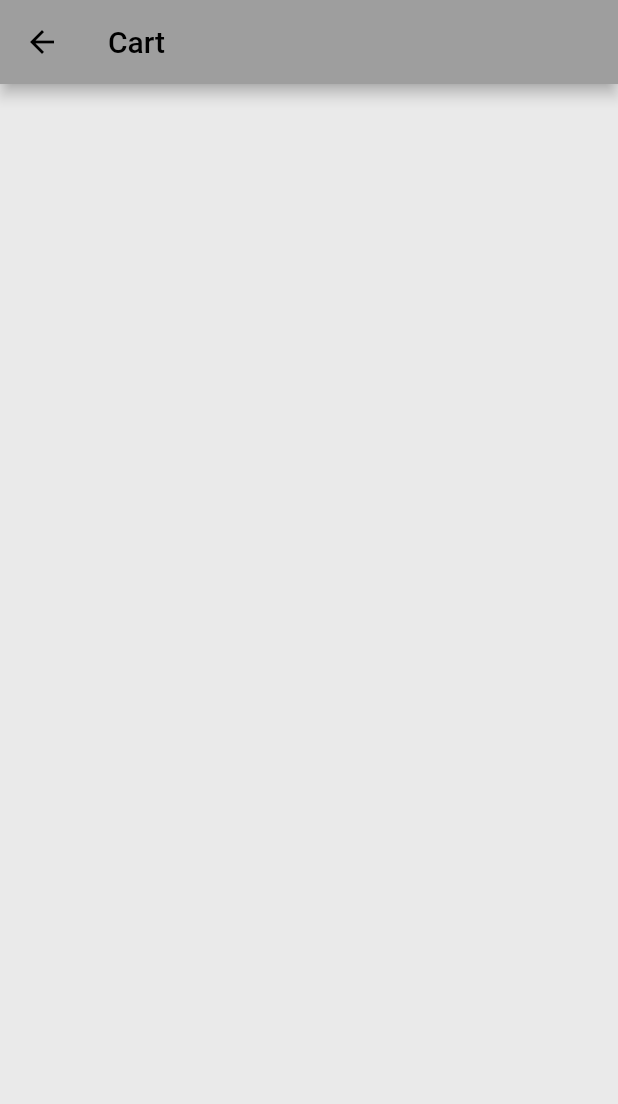
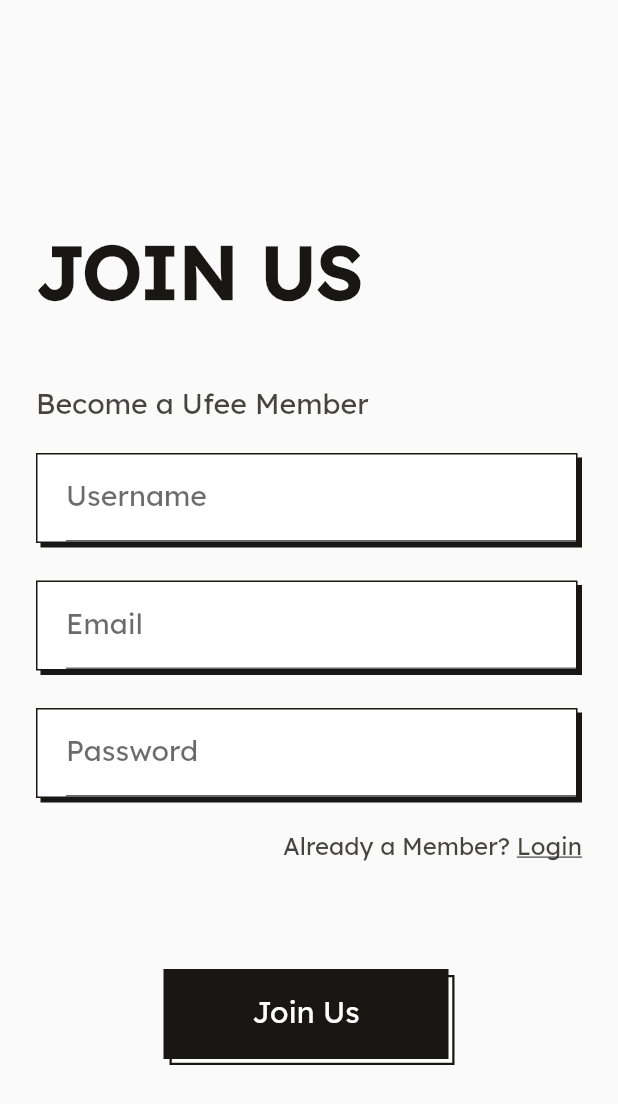
Before and after one commit to eicheich/pas_bisnis_2022, a Flutter app: the screen it shows after launch, after a tap on "Join Us", on a phone screen of 412 x 824 dp. Shown: the top 1104 px of the screen. Run offline on Flutter 3.47's test engine with Material 2 defaults, Android fonts, the phone set to English and light mode, and no system bars; our stand-ins replace animated_splash_screen, firebase_auth, firebase_core, flutter_local_notifications, page_transition and 2 more; missing offline and left inert: dart:ffi; accounts and stored records are empty.

Commit message:
Feat [HK] register_page_UI

```diff
--- a/lib/view/Login.dart
+++ b/lib/view/Login.dart
@@ -6,6 +6,7 @@ import 'package:firebase_core/firebase_core.dart';
 import 'package:pas_bisnis_2022/shared/Share.dart';
 import 'package:pas_bisnis_2022/view/Cart.dart';
 import 'package:pas_bisnis_2022/view/Navigation.dart';
+import 'package:pas_bisnis_2022/view/Register.dart';
 
 class Login extends StatefulWidget {
   const Login({Key? key}) : super(key: key);
@@ -61,7 +62,7 @@ class _LoginState extends State<Login> {
                             Navigator.push(
                                 context,
                                 MaterialPageRoute(
-                                    builder: (context) => cart()));
+                                    builder: (context) => Register()));
                           },
                           child: new Text(
                             'Join Us',
--- /dev/null
+++ b/lib/view/Register.dart
@@ -0,0 +1,124 @@
+import 'package:firebase_auth/firebase_auth.dart';
+import 'package:flutter/material.dart';
+import 'package:pas_bisnis_2022/view/Login.dart';
+import 'package:pas_bisnis_2022/view/Navigation.dart';
+
+import '../shared/Share.dart';
+
+class Register extends StatefulWidget {
+  const Register({Key? key}) : super(key: key);
+
+  @override
+  State<Register> createState() => _RegisterState();
+}
+
+class _RegisterState extends State<Register> {
+  @override
+  Widget build(BuildContext context) {
+    return Scaffold(
+        body: SingleChildScrollView(
+      padding: EdgeInsets.only(top: 159, left: 24, right: 24),
+      child: Column(
+        children: [
+          Container(
+            alignment: Alignment.bottomLeft,
+            child: Text(
+              'JOIN US',
+              textAlign: TextAlign.left,
+              style: TextStyle(
+                  color: Color.fromRGBO(24, 23, 19, 1),
+                  fontFamily: 'Lexend',
+                  fontSize: 50,
+                  letterSpacing:
+                      0 /*percentages not used in flutter. defaulting to zero*/,
+                  fontWeight: FontWeight.bold,
+                  height: 1),
+            ),
+          ),
+          Container(
+              padding: EdgeInsets.only(top: 52),
+              alignment: Alignment.topLeft,
+              child: Stack(
+                children: [
+                  Row(
+                    children: [
+                      Text(
+                        'Become a Ufee Member',
+                        style: TextStyle(
+                            color:
+                                Color.fromRGBO(24, 23, 19, 0.800000011920929),
+                            fontFamily: 'Lexend',
+                            fontSize: 19,
+                            letterSpacing:
+                                0 /*percentages not used in flutter. defaulting to zero*/,
+                            fontWeight: FontWeight.normal,
+                            height: 1),
+                      ),
+                    ],
+                  ),
+                ],
+              )),
+          SizedBox(
+            height: 22,
+          ),
+          SharedCode().textFieldUi('Username', false),
+          SizedBox(
+            height: 22,
+          ),
+          SharedCode().textFieldUi('Email', false),
+          SizedBox(
+            height: 22,
+          ),
+          SharedCode().textFieldUi('Password', true),
+          SizedBox(
+            height: 22,
+          ),
+          Row(
+            mainAxisAlignment: MainAxisAlignment.end,
+            children: [
+              Text(
+                'Already a Member? ',
+                style: TextStyle(
+                    color: Color.fromRGBO(24, 23, 19, 0.800000011920929),
+                    fontFamily: 'Lexend',
+                    fontSize: 16,
+                    letterSpacing:
+                        0 /*percentages not used in flutter. defaulting to zero*/,
+                    fontWeight: FontWeight.normal,
+                    height: 1),
+              ),
+              GestureDetector(
+                onTap: () {
+                  Navigator.push(context,
+                      MaterialPageRoute(builder: (context) => Login()));
+                },
+                child: new Text(
+                  'Login',
+                  style: TextStyle(
+                      decoration: TextDecoration.underline,
+                      color: Color.fromRGBO(24, 23, 19, 0.800000011920929),
+                      fontFamily: 'Lexend',
+                      fontSize: 16,
+                      letterSpacing:
+                          0 /*percentages not used in flutter. defaulting to zero*/,
+                      fontWeight: FontWeight.normal,
+                      height: 1),
+                ),
+              ),
+            ],
+          ),
+          SizedBox(
+            height: 73,
+          ),
+          InkWell(
+            onTap: () {
+              Navigator.push(context,
+                  MaterialPageRoute(builder: (context) => Navigation()));
+            },
+            child: SharedCode().buttonUi('Join Us'),
+          ),
+        ],
+      ),
+    ));
+  }
+}
```
